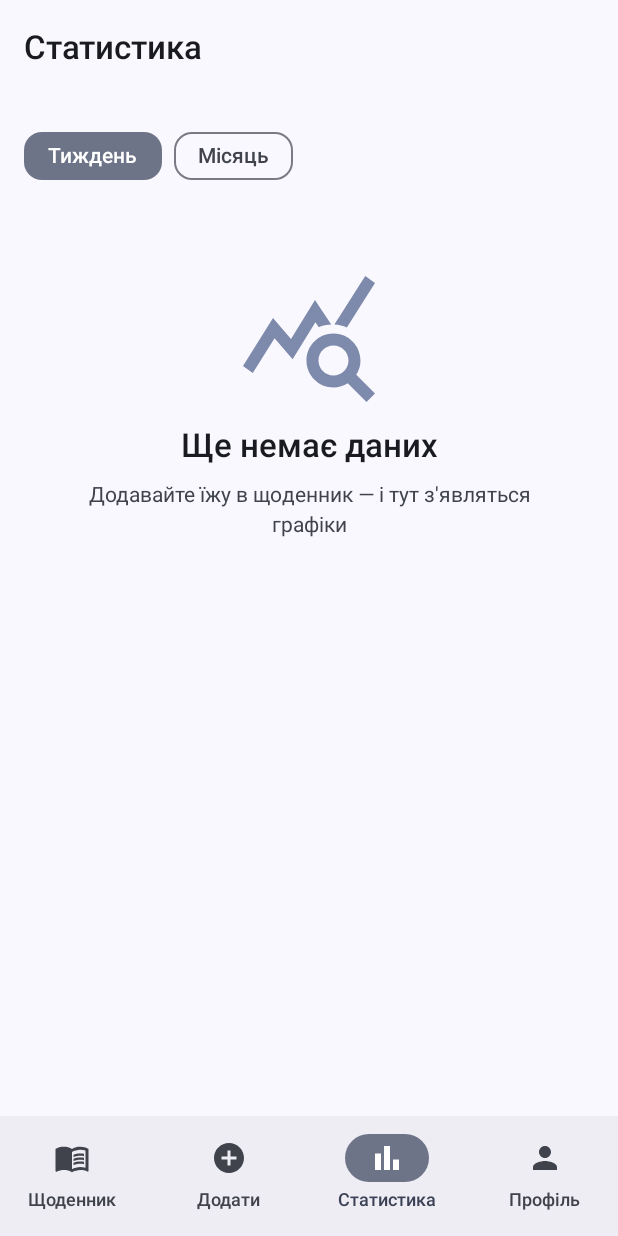
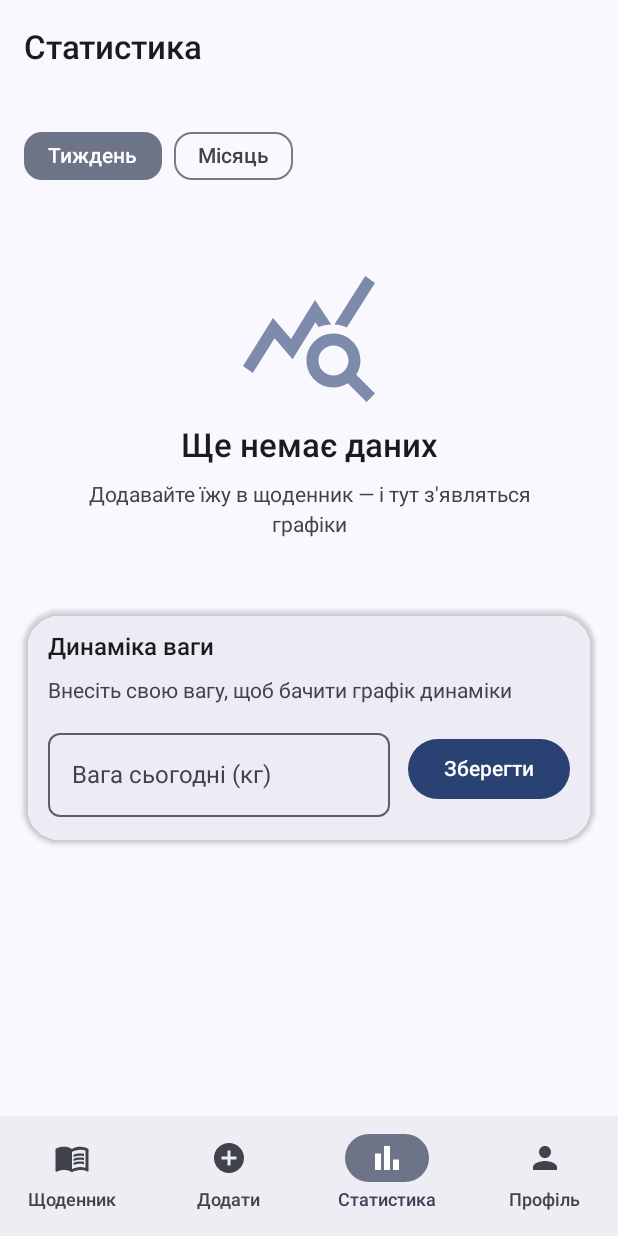
Before and after one commit to Rolando667/hardwork, an Android app built with Jetpack Compose: the screen it shows after launch (MainActivity), item 3 of the bottom bar chosen, on a phone screen of 412 x 824 dp. Run offline under Robolectric (Android 15) with nearby library versions, the phone set to English and light mode, and no system bars; our stand-ins replace Dagger/Hilt's generated code, Room's generated code; pictures from the network do not load; 1 statement that could not run was skipped.

Commit message:
Add weight tracking with trend line chart
New weight_entry Room table (one entry per day) with a 1->2 migration so
existing diary/profile data is preserved. WeightRepository + WeightDao; Stats
screen gains a 'Динаміка ваги' card with a Canvas line chart, latest weight and
overall delta, plus an input to log today's weight. Logging weight also updates
the profile weight so BMR/TDEE targets stay accurate.

```diff
--- a/app/src/main/java/com/calorieai/app/data/local/AppDatabase.kt
+++ b/app/src/main/java/com/calorieai/app/data/local/AppDatabase.kt
@@ -3,20 +3,25 @@ package com.calorieai.app.data.local
 import androidx.room.Database
 import androidx.room.RoomDatabase
 import androidx.room.TypeConverters
+import androidx.room.migration.Migration
+import androidx.sqlite.db.SupportSQLiteDatabase
 import com.calorieai.app.data.local.dao.AiCacheDao
 import com.calorieai.app.data.local.dao.FoodEntryDao
 import com.calorieai.app.data.local.dao.ProfileDao
+import com.calorieai.app.data.local.dao.WeightDao
 import com.calorieai.app.data.local.entity.AiCacheEntity
 import com.calorieai.app.data.local.entity.FoodEntryEntity
 import com.calorieai.app.data.local.entity.UserProfileEntity
+import com.calorieai.app.data.local.entity.WeightEntryEntity
 
 @Database(
     entities = [
         UserProfileEntity::class,
         FoodEntryEntity::class,
-        AiCacheEntity::class
+        AiCacheEntity::class,
+        WeightEntryEntity::class
     ],
-    version = 1,
+    version = 2,
     exportSchema = false
 )
 @TypeConverters(Converters::class)
@@ -24,8 +29,20 @@ abstract class AppDatabase : RoomDatabase() {
     abstract fun profileDao(): ProfileDao
     abstract fun foodEntryDao(): FoodEntryDao
     abstract fun aiCacheDao(): AiCacheDao
+    abstract fun weightDao(): WeightDao
 
     companion object {
         const val NAME = "calorie_ai.db"
+
+        /** Додає таблицю ваги без втрати наявних даних (профіль, записи). */
+        val MIGRATION_1_2 = object : Migration(1, 2) {
+            override fun migrate(db: SupportSQLiteDatabase) {
+                db.execSQL(
+                    "CREATE TABLE IF NOT EXISTS `weight_entry` (" +
+                        "`date` TEXT NOT NULL, `weightKg` REAL NOT NULL, " +
+                        "PRIMARY KEY(`date`))"
+                )
+            }
+        }
     }
 }
--- /dev/null
+++ b/app/src/main/java/com/calorieai/app/data/local/dao/WeightDao.kt
@@ -0,0 +1,21 @@
+package com.calorieai.app.data.local.dao
+
+import androidx.room.Dao
+import androidx.room.Insert
+import androidx.room.OnConflictStrategy
+import androidx.room.Query
+import com.calorieai.app.data.local.entity.WeightEntryEntity
+import kotlinx.coroutines.flow.Flow
+import java.time.LocalDate
+
+@Dao
+interface WeightDao {
+    @Query("SELECT * FROM weight_entry ORDER BY date ASC")
+    fun observeAll(): Flow<List<WeightEntryEntity>>
+
+    @Insert(onConflict = OnConflictStrategy.REPLACE)
+    suspend fun upsert(entry: WeightEntryEntity)
+
+    @Query("DELETE FROM weight_entry WHERE date = :date")
+    suspend fun delete(date: LocalDate)
+}
--- /dev/null
+++ b/app/src/main/java/com/calorieai/app/data/repository/WeightRepository.kt
@@ -0,0 +1,23 @@
+package com.calorieai.app.data.repository
+
+import com.calorieai.app.data.local.dao.WeightDao
+import com.calorieai.app.data.local.entity.WeightEntryEntity
+import com.calorieai.app.domain.model.WeightPoint
+import kotlinx.coroutines.flow.Flow
+import kotlinx.coroutines.flow.map
+import java.time.LocalDate
+import javax.inject.Inject
+import javax.inject.Singleton
+
+@Singleton
+class WeightRepository @Inject constructor(
+    private val weightDao: WeightDao
+) {
+    fun observeAll(): Flow<List<WeightPoint>> =
+        weightDao.observeAll().map { list -> list.map { it.toDomain() } }
+
+    suspend fun add(date: LocalDate, weightKg: Double) =
+        weightDao.upsert(WeightEntryEntity(date = date, weightKg = weightKg))
+
+    suspend fun delete(date: LocalDate) = weightDao.delete(date)
+}
--- a/app/src/main/java/com/calorieai/app/di/DatabaseModule.kt
+++ b/app/src/main/java/com/calorieai/app/di/DatabaseModule.kt
@@ -6,6 +6,7 @@ import com.calorieai.app.data.local.AppDatabase
 import com.calorieai.app.data.local.dao.AiCacheDao
 import com.calorieai.app.data.local.dao.FoodEntryDao
 import com.calorieai.app.data.local.dao.ProfileDao
+import com.calorieai.app.data.local.dao.WeightDao
 import dagger.Module
 import dagger.Provides
 import dagger.hilt.InstallIn
@@ -21,6 +22,7 @@ object DatabaseModule {
     @Singleton
     fun provideDatabase(@ApplicationContext context: Context): AppDatabase =
         Room.databaseBuilder(context, AppDatabase::class.java, AppDatabase.NAME)
+            .addMigrations(AppDatabase.MIGRATION_1_2)
             .fallbackToDestructiveMigration()
             .build()
 
@@ -32,4 +34,7 @@ object DatabaseModule {
 
     @Provides
     fun provideAiCacheDao(db: AppDatabase): AiCacheDao = db.aiCacheDao()
+
+    @Provides
+    fun provideWeightDao(db: AppDatabase): WeightDao = db.weightDao()
 }
--- a/app/src/main/java/com/calorieai/app/ui/stats/StatsScreen.kt
+++ b/app/src/main/java/com/calorieai/app/ui/stats/StatsScreen.kt
@@ -7,23 +7,32 @@ import androidx.compose.foundation.layout.fillMaxSize
 import androidx.compose.foundation.layout.fillMaxWidth
 import androidx.compose.foundation.layout.padding
 import androidx.compose.foundation.rememberScrollState
+import androidx.compose.foundation.text.KeyboardOptions
 import androidx.compose.foundation.verticalScroll
 import androidx.compose.material.icons.Icons
 import androidx.compose.material.icons.filled.QueryStats
+import androidx.compose.material3.Button
 import androidx.compose.material3.Card
 import androidx.compose.material3.CardDefaults
 import androidx.compose.material3.ExperimentalMaterial3Api
 import androidx.compose.material3.FilterChip
 import androidx.compose.material3.MaterialTheme
+import androidx.compose.material3.OutlinedTextField
 import androidx.compose.material3.Scaffold
 import androidx.compose.material3.Text
 import androidx.compose.material3.TopAppBar
 import androidx.compose.runtime.Composable
 import androidx.compose.runtime.getValue
+import androidx.compose.runtime.mutableStateOf
+import androidx.compose.runtime.remember
+import androidx.compose.runtime.setValue
+import androidx.compose.ui.Alignment
 import androidx.compose.ui.Modifier
 import androidx.compose.ui.res.stringResource
 import androidx.compose.ui.text.font.FontWeight
+import androidx.compose.ui.text.input.KeyboardType
 import androidx.compose.ui.unit.dp
+import com.calorieai.app.ui.components.WeightLineChart
 import androidx.hilt.navigation.compose.hiltViewModel
 import androidx.lifecycle.compose.collectAsStateWithLifecycle
 import com.calorieai.app.R
@@ -114,9 +123,93 @@ fun StatsScreen(
                     )
                 }
             }
+
+            // Динаміка ваги — показуємо завжди.
+            WeightSection(state = state, onAddWeight = viewModel::addWeight)
         }
     }
 }
+
+@Composable
+private fun WeightSection(
+    state: StatsUiState,
+    onAddWeight: (String) -> Unit
+) {
+    var input by remember { mutableStateOf("") }
+
+    Card(
+        modifier = Modifier.fillMaxWidth(),
+        shape = MaterialTheme.shapes.large,
+        colors = CardDefaults.cardColors(
+            containerColor = MaterialTheme.colorScheme.surfaceVariant.copy(alpha = 0.3f)
+        ),
+        elevation = CardDefaults.cardElevation(defaultElevation = 2.dp)
+    ) {
+        Column(
+            modifier = Modifier.padding(16.dp),
+            verticalArrangement = Arrangement.spacedBy(12.dp)
+        ) {
+            Row(
+                modifier = Modifier.fillMaxWidth(),
+                horizontalArrangement = Arrangement.SpaceBetween,
+                verticalAlignment = Alignment.CenterVertically
+            ) {
+                Text(
+                    text = stringResource(R.string.stats_weight_title),
+                    style = MaterialTheme.typography.titleMedium,
+                    color = MaterialTheme.colorScheme.onSurface
+                )
+                state.latestWeight?.let { latest ->
+                    val delta = state.weightDelta
+                    val deltaText = when {
+                        delta == null || delta == 0.0 -> ""
+                        delta > 0 -> "  ▲ +${fmtWeight(delta)}"
+                        else -> "  ▼ ${fmtWeight(-delta)}"
+                    }
+                    Text(
+                        text = "${fmtWeight(latest)} кг$deltaText",
+                        style = MaterialTheme.typography.titleMedium,
+                        color = if ((delta ?: 0.0) > 0) MaterialTheme.colorScheme.error
+                        else MaterialTheme.colorScheme.primary
+                    )
+                }
+            }
+
+            if (state.weightPoints.isEmpty()) {
+                Text(
+                    text = stringResource(R.string.stats_weight_empty),
+                    style = MaterialTheme.typography.bodyMedium,
+                    color = MaterialTheme.colorScheme.onSurfaceVariant
+                )
+            } else {
+                WeightLineChart(points = state.weightPoints)
+            }
+
+            Row(
+                horizontalArrangement = Arrangement.spacedBy(12.dp),
+                verticalAlignment = Alignment.CenterVertically
+            ) {
+                OutlinedTextField(
+                    value = input,
+                    onValueChange = { input = it.filter { ch -> ch.isDigit() || ch == '.' || ch == ',' } },
+                    label = { Text(stringResource(R.string.stats_weight_input)) },
+                    singleLine = true,
+                    keyboardOptions = KeyboardOptions(keyboardType = KeyboardType.Decimal),
+                    modifier = Modifier.weight(1f)
+                )
+                Button(onClick = {
+                    onAddWeight(input)
+                    input = ""
+                }) {
+                    Text(stringResource(R.string.stats_weight_save))
+                }
+            }
+        }
+    }
+}
+
+private fun fmtWeight(value: Double): String =
+    if (value % 1.0 == 0.0) value.toInt().toString() else String.format("%.1f", value)
 
 @Composable
 private fun StatCard(label: String, value: String, modifier: Modifier = Modifier) {
--- a/app/src/main/java/com/calorieai/app/ui/stats/StatsViewModel.kt
+++ b/app/src/main/java/com/calorieai/app/ui/stats/StatsViewModel.kt
@@ -5,7 +5,9 @@ import androidx.lifecycle.viewModelScope
 import com.calorieai.app.data.local.dao.DailyTotal
 import com.calorieai.app.data.repository.DiaryRepository
 import com.calorieai.app.data.repository.ProfileRepository
+import com.calorieai.app.data.repository.WeightRepository
 import com.calorieai.app.domain.NutritionCalculator
+import com.calorieai.app.domain.model.WeightPoint
 import dagger.hilt.android.lifecycle.HiltViewModel
 import kotlinx.coroutines.ExperimentalCoroutinesApi
 import kotlinx.coroutines.flow.MutableStateFlow
@@ -14,6 +16,8 @@ import kotlinx.coroutines.flow.StateFlow
 import kotlinx.coroutines.flow.combine
 import kotlinx.coroutines.flow.flatMapLatest
 import kotlinx.coroutines.flow.stateIn
+import kotlinx.coroutines.launch
+import java.time.LocalDate
 import javax.inject.Inject
 
 enum class StatsRange(val days: Int) { WEEK(7), MONTH(30) }
@@ -24,14 +28,18 @@ data class StatsUiState(
     val targetKcal: Int? = null,
     val averageKcal: Int = 0,
     val daysLogged: Int = 0,
-    val maxKcal: Int = 0
+    val maxKcal: Int = 0,
+    val weightPoints: List<WeightPoint> = emptyList(),
+    val latestWeight: Double? = null,
+    val weightDelta: Double? = null
 )
 
 @OptIn(ExperimentalCoroutinesApi::class)
 @HiltViewModel
 class StatsViewModel @Inject constructor(
-    diaryRepository: DiaryRepository,
-    profileRepository: ProfileRepository
+    private val diaryRepository: DiaryRepository,
+    private val profileRepository: ProfileRepository,
+    private val weightRepository: WeightRepository
 ) : ViewModel() {
 
     private val range = MutableStateFlow(StatsRange.WEEK)
@@ -43,8 +51,9 @@ class StatsViewModel @Inject constructor(
     val uiState: StateFlow<StatsUiState> = combine(
         range,
         totalsFlow,
-        profileRepository.observeProfile()
-    ) { r, totals, profile ->
+        profileRepository.observeProfile(),
+        weightRepository.observeAll()
+    ) { r, totals, profile, weights ->
         val target = profile?.takeIf { it.isComplete }
             ?.let { NutritionCalculator.targetKcal(it) }
         val logged = totals.filter { it.kcal > 0 }
@@ -54,7 +63,12 @@ class StatsViewModel @Inject constructor(
             targetKcal = target,
             averageKcal = if (logged.isNotEmpty()) logged.sumOf { it.kcal } / logged.size else 0,
             daysLogged = logged.size,
-            maxKcal = totals.maxOfOrNull { it.kcal } ?: 0
+            maxKcal = totals.maxOfOrNull { it.kcal } ?: 0,
+            weightPoints = weights,
+            latestWeight = weights.lastOrNull()?.weightKg,
+            weightDelta = if (weights.size >= 2) {
+                weights.last().weightKg - weights.first().weightKg
+            } else null
         )
     }.stateIn(
         scope = viewModelScope,
@@ -65,4 +79,19 @@ class StatsViewModel @Inject constructor(
     fun selectRange(newRange: StatsRange) {
         range.value = newRange
     }
+
+    /**
+     * Зберігає вагу за сьогодні та оновлює вагу в профілі, щоб норма калорій
+     * лишалась актуальною.
+     */
+    fun addWeight(value: String) {
+        val weight = value.replace(',', '.').toDoubleOrNull() ?: return
+        if (weight !in 20.0..400.0) return
+        viewModelScope.launch {
+            weightRepository.add(LocalDate.now(), weight)
+            profileRepository.getProfile()?.let { profile ->
+                profileRepository.save(profile.copy(weightKg = weight))
+            }
+        }
+    }
 }
--- a/app/src/main/res/values/strings.xml
+++ b/app/src/main/res/values/strings.xml
@@ -100,6 +100,10 @@
     <string name="stats_kcal_value">%1$d ккал</string>
     <string name="stats_empty_title">Ще немає даних</string>
     <string name="stats_empty_subtitle">Додавайте їжу в щоденник — і тут з\'являться графіки</string>
+    <string name="stats_weight_title">Динаміка ваги</string>
+    <string name="stats_weight_empty">Внесіть свою вагу, щоб бачити графік динаміки</string>
+    <string name="stats_weight_input">Вага сьогодні (кг)</string>
+    <string name="stats_weight_save">Зберегти</string>
 
     <!-- API-ключ -->
     <string name="profile_api_section">AI-аналіз (Anthropic)</string>
```
Also changed, not shown: app/src/main/java/com/calorieai/app/data/local/entity/WeightEntryEntity.kt (added, +15 -0 lines), app/src/main/java/com/calorieai/app/domain/model/WeightPoint.kt (added, +9 -0 lines), app/src/main/java/com/calorieai/app/ui/components/WeightLineChart.kt (added, +115 -0 lines), 1 other file.
